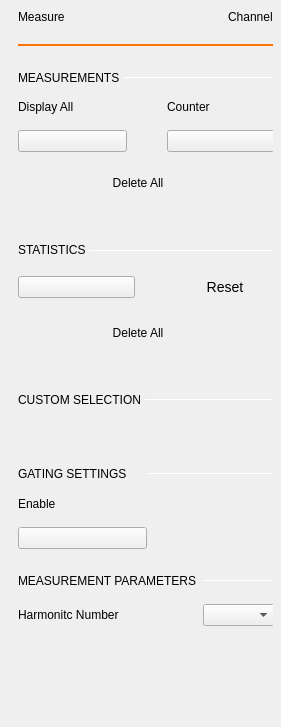
First picture: the form in plugins/m2k/ui/measure_settings.ui, repository analogdevicesinc/scopy, before the edit.
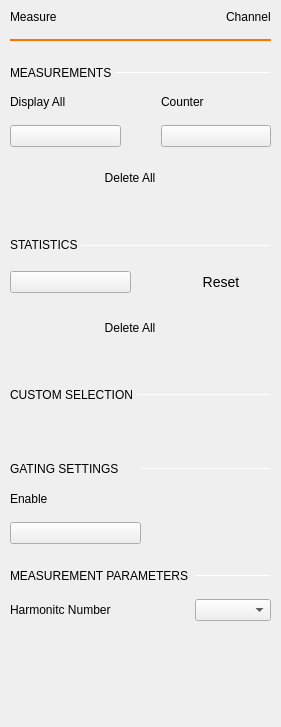
Second picture: the form after the edit. Custom widgets are drawn as their Qt base class.

Commit message: m2k/ui: Removed right menu unnecessary margins for all instruments.

```diff
--- a/plugins/m2k/ui/measure_settings.ui
+++ b/plugins/m2k/ui/measure_settings.ui
@@ -24,17 +24,17 @@
     <number>0</number>
    </property>
    <property name="leftMargin">
-    <number>18</number>
+    <number>10</number>
    </property>
    <property name="topMargin">
     <number>10</number>
    </property>
    <property name="rightMargin">
-    <number>8</number>
-   </property>
-   <property name="bottomMargin">
     <number>0</number>
    </property>
+   <property name="bottomMargin">
+    <number>10</number>
+   </property>
    <item>
     <layout class="QVBoxLayout" name="verticalLayout">
      <property name="spacing">
@@ -47,10 +47,30 @@
       <number>0</number>
      </property>
      <item>
+      <layout class="QVBoxLayout" name="verticalLayout_5">
+       <property name="spacing">
+        <number>15</number>
+       </property>
+       <property name="leftMargin">
+        <number>0</number>
+       </property>
+       <property name="rightMargin">
+        <number>10</number>
+       </property>
+       <item>
       <layout class="QHBoxLayout" name="hLayout_titleBar">
        <property name="spacing">
         <number>0</number>
        </property>
+         <property name="leftMargin">
+          <number>0</number>
+         </property>
+         <property name="rightMargin">
+          <number>0</number>
+         </property>
+         <property name="bottomMargin">
+          <number>0</number>
+         </property>
        <item>
         <widget class="QLabel" name="label">
          <property name="text">
@@ -86,26 +106,10 @@
        </item>
       </layout>
      </item>
-     <item>
-      <spacer name="verticalSpacer_2">
-       <property name="orientation">
-        <enum>Qt::Vertical</enum>
-       </property>
-       <property name="sizeType">
-        <enum>QSizePolicy::Fixed</enum>
-       </property>
-       <property name="sizeHint" stdset="0">
-        <size>
-         <width>0</width>
-         <height>20</height>
-        </size>
-       </property>
-      </spacer>
-     </item>
      <item>
       <widget class="Line" name="line">
        <property name="sizePolicy">
-        <sizepolicy hsizetype="Minimum" vsizetype="Fixed">
+          <sizepolicy hsizetype="Expanding" vsizetype="Fixed">
          <horstretch>0</horstretch>
          <verstretch>0</verstretch>
         </sizepolicy>
@@ -130,10 +134,12 @@
        </property>
       </widget>
      </item>
+      </layout>
+     </item>
      <item>
       <widget class="QScrollArea" name="scrollArea">
        <property name="sizePolicy">
-        <sizepolicy hsizetype="Expanding" vsizetype="Expanding">
+        <sizepolicy hsizetype="Preferred" vsizetype="Expanding">
          <horstretch>0</horstretch>
          <verstretch>0</verstretch>
         </sizepolicy>
@@ -153,7 +159,7 @@
           <x>0</x>
           <y>0</y>
           <width>311</width>
-          <height>674</height>
+          <height>667</height>
          </rect>
         </property>
         <property name="sizePolicy">
```
Left out of the diff: 48 changed lines with no effect on the pictures. Lines whose indentation alone changed are shown as unchanged. The commit also changes 12 other files.
